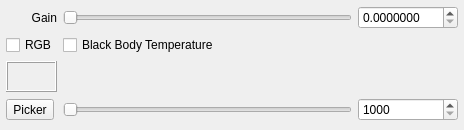
This is qtgui/lightgroup.ui in sungsoo/luxrender-lux as Qt 5 draws it before an edit. The edited form follows.
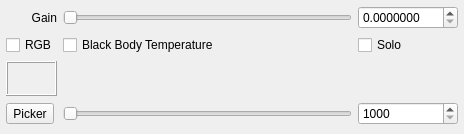
This is the edited form. Icons and pictures are not drawn.

Commit message: Implemented Solo checkbox in light groups, issue #529

```diff
--- a/qtgui/lightgroup.ui
+++ b/qtgui/lightgroup.ui
@@ -7,7 +7,7 @@
     <x>0</x>
     <y>0</y>
     <width>464</width>
-    <height>130</height>
+    <height>134</height>
    </rect>
   </property>
   <property name="windowTitle">
@@ -31,7 +31,7 @@
      <property name="verticalSpacing">
       <number>6</number>
      </property>
-     <item row="0" column="0">
+     <item row="1" column="0">
       <widget class="QLabel" name="label_gain">
        <property name="text">
         <string>Gain</string>
@@ -41,7 +41,7 @@
        </property>
       </widget>
      </item>
-     <item row="0" column="1">
+     <item row="1" column="1">
       <widget class="QSlider" name="slider_gain">
        <property name="minimumSize">
         <size>
@@ -60,7 +60,7 @@
        </property>
       </widget>
      </item>
-     <item row="0" column="2">
+     <item row="1" column="2">
       <widget class="QDoubleSpinBox" name="spinBox_gain">
        <property name="sizePolicy">
         <sizepolicy hsizetype="Expanding" vsizetype="Fixed">
@@ -97,7 +97,7 @@
        </property>
       </widget>
      </item>
-     <item row="1" column="0">
+     <item row="2" column="0">
       <widget class="QCheckBox" name="checkBox_enableRGB">
        <property name="toolTip">
         <string>Enable RGB Colour adjustment</string>
@@ -107,7 +107,7 @@
        </property>
       </widget>
      </item>
-     <item row="1" column="1" colspan="2">
+     <item row="2" column="1">
       <widget class="QCheckBox" name="checkBox_enableBB">
        <property name="toolTip">
         <string>Enable BlackBody Temperature Adjustment</string>
@@ -117,7 +117,7 @@
        </property>
       </widget>
      </item>
-     <item row="3" column="1">
+     <item row="4" column="1">
       <widget class="QLabel" name="label_colortemp">
        <property name="enabled">
         <bool>true</bool>
@@ -145,7 +145,7 @@
        </property>
       </widget>
      </item>
-     <item row="4" column="1">
+     <item row="5" column="1">
       <widget class="QSlider" name="slider_colortemp">
        <property name="enabled">
         <bool>true</bool>
@@ -167,7 +167,7 @@
        </property>
       </widget>
      </item>
-     <item row="4" column="2">
+     <item row="5" column="2">
       <widget class="QDoubleSpinBox" name="spinBox_colortemp">
        <property name="sizePolicy">
         <sizepolicy hsizetype="Expanding" vsizetype="Fixed">
@@ -207,7 +207,7 @@
        </property>
       </widget>
      </item>
-     <item row="3" column="0">
+     <item row="4" column="0">
       <widget class="QLabel" name="toolButton_colorfield">
        <property name="frameShape">
         <enum>QFrame::Box</enum>
@@ -220,7 +220,7 @@
        </property>
       </widget>
      </item>
-     <item row="4" column="0">
+     <item row="5" column="0">
       <widget class="QToolButton" name="toolButton_colorpicker">
        <property name="toolTip">
         <string>Adjust RGB Colour</string>
@@ -242,6 +242,16 @@
        </property>
       </widget>
      </item>
+     <item row="2" column="2">
+      <widget class="QCheckBox" name="checkBox_Solo">
+       <property name="toolTip">
+        <string>Turn off all light groups except this one.</string>
+       </property>
+       <property name="text">
+        <string>Solo</string>
+       </property>
+      </widget>
+     </item>
     </layout>
    </item>
    <item>
```
The commit also changes 6 other files.
